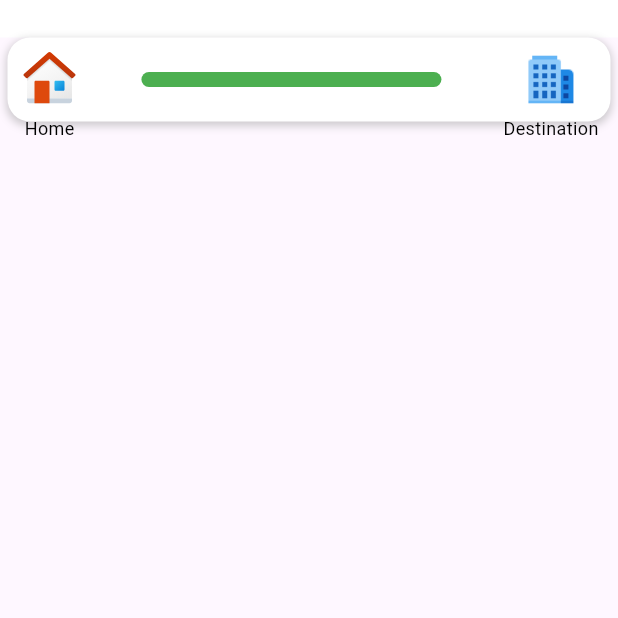
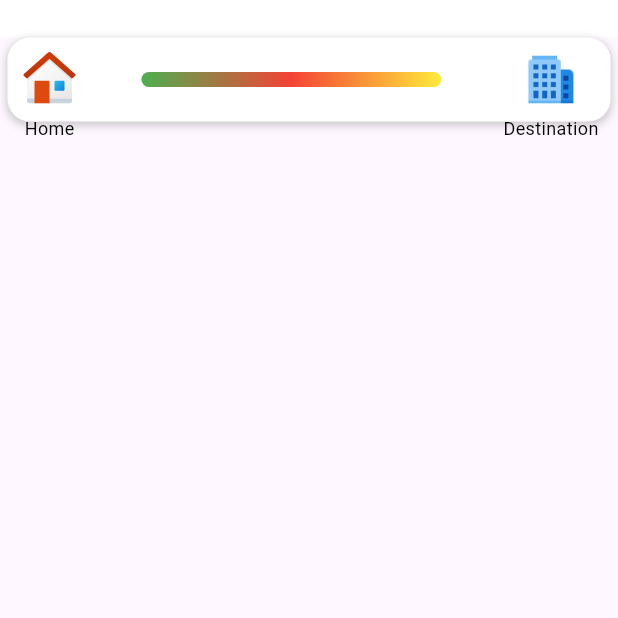
Before and after one commit to Nirajan1-droid/code, a Flutter app: the Header screen opened directly, on a phone screen of 412 x 824 dp, the top half of it. Run offline on Flutter 3.47's test engine with Material 3 defaults, Android fonts, the phone set to English and light mode, and no system bars; our stand-ins replace flutter_svg, fluttertoast; missing offline and left inert: mongo_dart.

Commit message:
Commute and Gradient

```diff
--- a/lib/components/header.dart
+++ b/lib/components/header.dart
@@ -62,8 +62,13 @@ class Header extends StatelessWidget {
                     width: 200, // Set the width of the horizontal line
                     child: DecoratedBox(
                       decoration: BoxDecoration(
-                        color: Colors.green, // Set the color of the line
+                        // color: Colors.green, // Set the color of the line
                         borderRadius: BorderRadius.circular(10.0),
+                        gradient: LinearGradient(
+                        colors: [Colors.green, Colors.red, Colors.yellow], // Your desired colors
+                        begin: Alignment.topLeft, // Start point of the gradient
+                        end: Alignment.bottomRight, // End point of the gradient
+                      ),
                       ),
                     ),
                   ),
--- a/lib/pages/settings.dart
+++ b/lib/pages/settings.dart
@@ -1,5 +1,6 @@
 import 'package:flutter/material.dart';
 import 'package:taskes/main.dart';
+import 'package:taskes/pages/commute_pages/commute_page1.dart';
 import 'package:taskes/pages/login_page.dart';
 import 'package:taskes/pages/signup_page.dart';
 import '../components/header.dart';
@@ -72,7 +73,10 @@ void handleSettings(BuildContext context, int index)
   }
   if(index == 1)
   {
-
+    Navigator.push(
+      context,
+      MaterialPageRoute(builder: (context) => CommutePage1()),
+    );
   }
   if(index == 2)
   {
```
